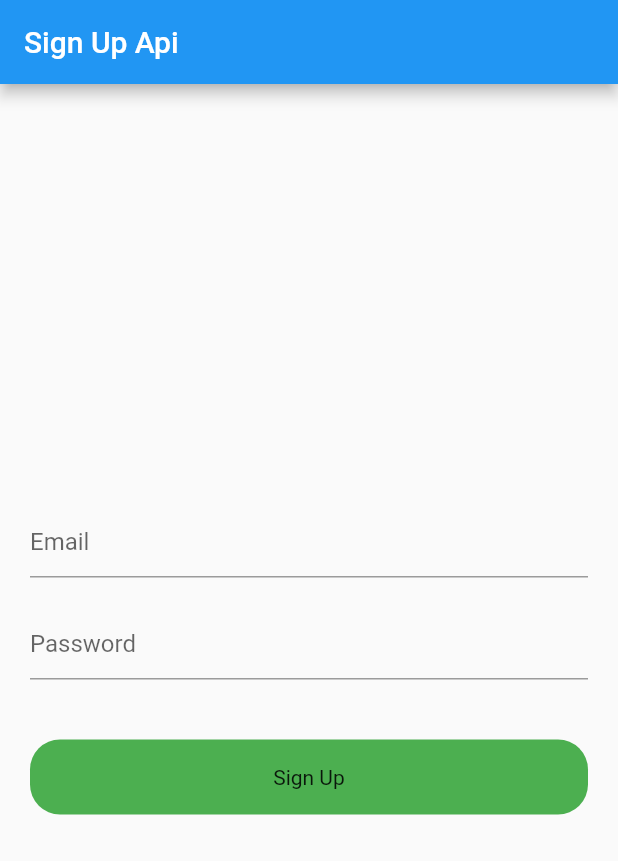
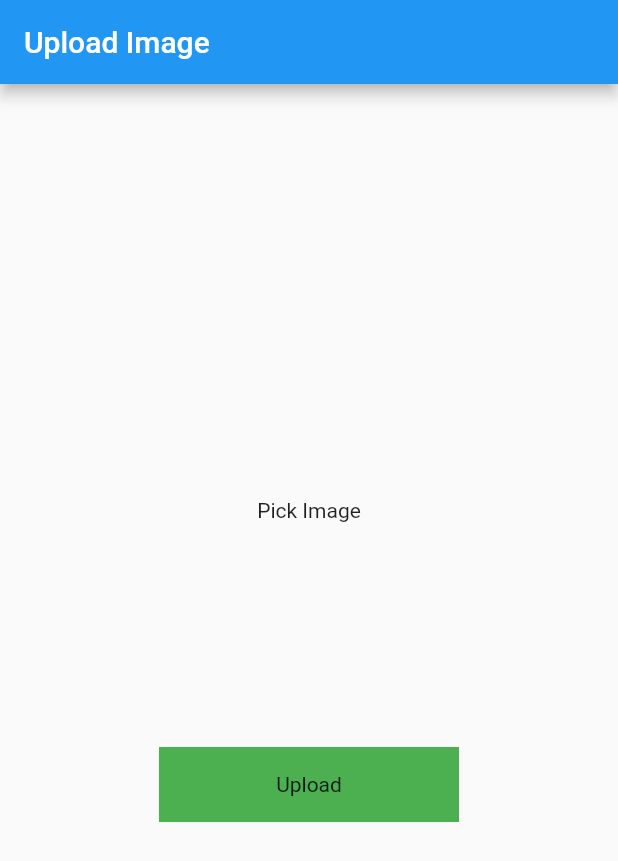
Before and after one commit to atik-sabuj/api_test, a Flutter app: the screen it shows after launch, on a phone screen of 412 x 824 dp. Shown: the top 861 px of the screen. Run offline on Flutter 3.47's test engine with Material 2 defaults, Android fonts, the phone set to English and light mode, and no system bars; drawn by our look-alikes of modal_progress_hud_nsn; our stand-ins replace image_picker.

Commit message:
Created Upload Image page, model and updated all pages

```diff
--- a/lib/main.dart
+++ b/lib/main.dart
@@ -4,6 +4,7 @@ import 'package:api_test/pages/example_two.dart';
 import 'package:api_test/pages/home_screen.dart';
 import 'package:api_test/pages/last_example_screen.dart';
 import 'package:api_test/pages/signup.dart';
+import 'package:api_test/pages/upload_image.dart';
 import 'package:flutter/material.dart';
 import 'package:http/http.dart' as http;
 
@@ -27,7 +28,8 @@ class MyApp extends StatelessWidget {
       //home: ExampleThree(),
       //home: ExampleThree(),
       //home: LastExampleScreen(),
-      home: SignUpScreen(),
+      //home: SignUpScreen(),
+      home: UploadImageScreen(),
 /*      initialRoute: HomeScreen.routeName,
       routes: {
         HomeScreen.routeName:(context)=>HomeScreen(),
--- a/lib/pages/signup.dart
+++ b/lib/pages/signup.dart
@@ -1,5 +1,4 @@
 import 'dart:convert';
-
 import 'package:flutter/material.dart';
 import 'package:http/http.dart' as http;
 import 'package:http/http.dart';
--- /dev/null
+++ b/lib/pages/upload_image.dart
@@ -0,0 +1,117 @@
+import 'package:flutter/material.dart';
+import 'dart:io';
+import 'dart:convert';
+import 'package:http/http.dart' as http;
+import 'package:image_picker/image_picker.dart';
+import 'package:modal_progress_hud_nsn/modal_progress_hud_nsn.dart';
+
+class UploadImageScreen extends StatefulWidget {
+  const UploadImageScreen({Key? key}) : super(key: key);
+
+  @override
+  State<UploadImageScreen> createState() => _UploadImageScreenState();
+}
+
+class _UploadImageScreenState extends State<UploadImageScreen> {
+
+  File? image;
+  final _picker = ImagePicker();
+  bool showSpinner = false;
+
+  Future getImage()async{
+    final pickedFile = await _picker.pickImage(source: ImageSource.gallery, imageQuality:80);
+    if(pickedFile!= null){
+      image = File(pickedFile.path);
+      setState(() {
+
+      });
+
+    }else{
+      print('No Image Selected');
+    }
+  }
+  Future<void> UploadImage ()async{
+     setState(() {
+       showSpinner = true;
+     });
+     var stream = new http.ByteStream(image!.openRead());
+     stream.cast();
+
+     var length = await image!.length();
+
+     var uri = Uri.parse('https://fakestoreapi.com/products');
+
+     var request = new http.MultipartRequest('POST',uri);
+
+     request.fields['title'] = "Static title";
+
+     var multiport = new http.MultipartFile(
+         'image',
+         stream,
+         length);
+     request.files.add(multiport);
+
+     var response = await request.send();
+
+     print(response.stream.toString());
+     if(response.statusCode == 200){
+       setState(() {
+         showSpinner = false;
+       });
+       print('Image Uploaded');
+     }else{
+       print('Failed Upload');
+       setState(() {
+         showSpinner = false;
+       });
+     }
+  }
+  @override
+  Widget build(BuildContext context) {
+    return ModalProgressHUD(
+      inAsyncCall: showSpinner,
+      child: Scaffold(
+        appBar: AppBar(
+          title: Text('Upload Image'),
+        ),
+        body: Column(
+          mainAxisAlignment: MainAxisAlignment.center,
+          crossAxisAlignment: CrossAxisAlignment.center,
+          children: [
+            GestureDetector(
+              onTap: (){
+                getImage();
+              },
+              child: Container(
+                child: image == null ? Center(child: Text('Pick Image'),)
+                    :
+                  Container(
+                    child: Center(
+                      child: Image.file(
+                        File(image!.path).absolute,
+                        height: 100,
+                        width: 100,
+                        fit: BoxFit.cover,
+                      ),
+                    ),
+                  ),
+              ),
+            ),
+            SizedBox(height: 150,),
+            GestureDetector(
+              onTap: (){
+                UploadImage();
+              },
+              child: Container(
+                height: 50,
+                width: 200,
+                color: Colors.green,
+                child: Center(child: Text('Upload')),
+              ),
+            )
+          ],
+        ),
+      ),
+    );
+  }
+}
```
Also changed, not shown: 1 other file.
